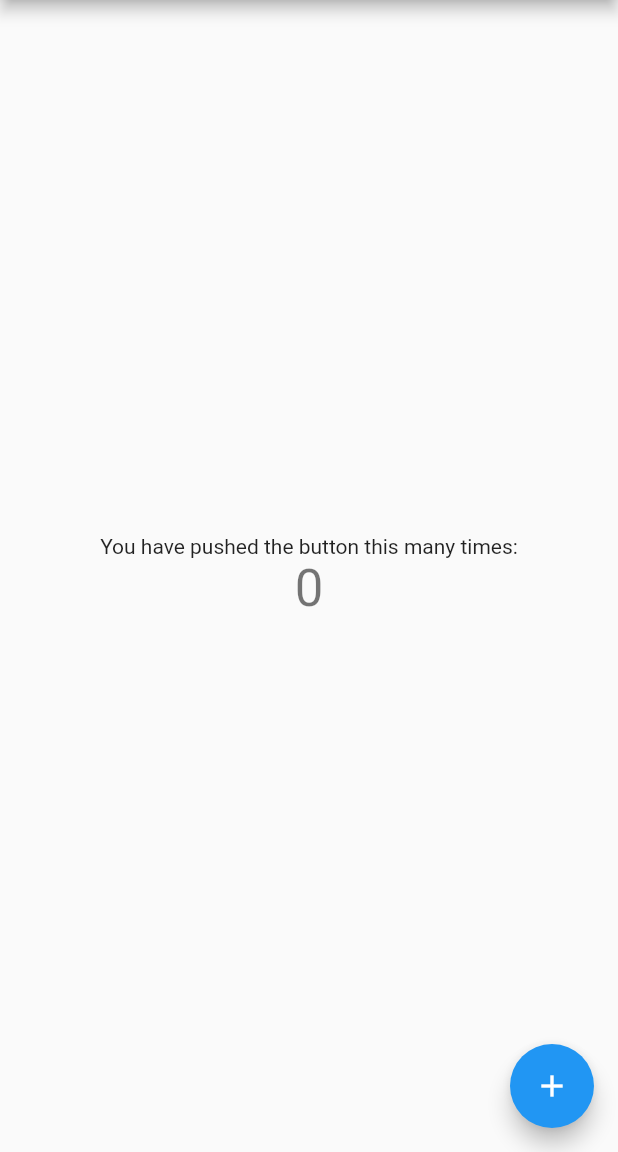
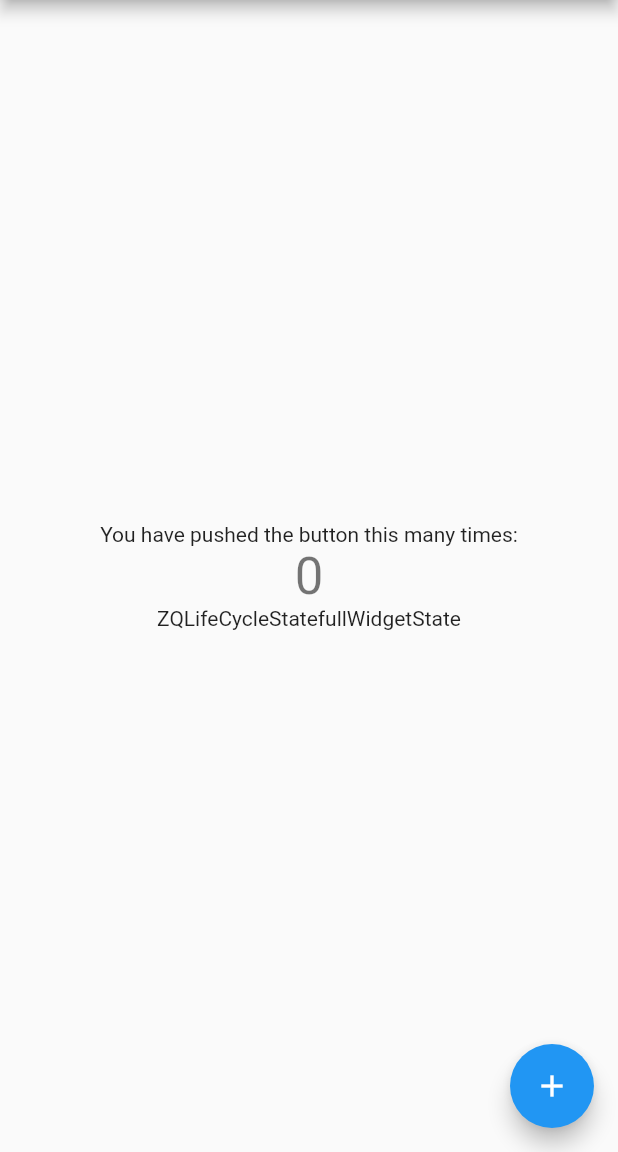
Before and after one commit to zeqinjie/flutter_review, a Flutter app: the screen it shows after launch, on a phone screen of 412 x 824 dp, the part 84-1236 px from its top. Run offline on Flutter 3.47's test engine with Material 2 defaults, Android fonts, the phone set to English and light mode, and no system bars.

Commit message:
fullWidget 的生命周期

```diff
--- a/lib/04-06/ZQLifeCycleStatefullWidget.dart
+++ b/lib/04-06/ZQLifeCycleStatefullWidget.dart
@@ -45,7 +45,7 @@ class _ZQLifeCycleStatefullWidgetState extends State<ZQLifeCycleStatefullWidget>
   @override
   Widget build(BuildContext context) {
     print("5. 调用 ZQLifeCycleStatefullWidgetState 的 build 方法");
-    return Container();
+    return Text("ZQLifeCycleStatefullWidgetState");
   }
 
   @override
--- a/lib/Home/HomePageContentWidget.dart
+++ b/lib/Home/HomePageContentWidget.dart
@@ -1,4 +1,5 @@
 import 'package:flutter/material.dart';
+import 'package:flutter_review/04-06/ZQLifeCycleStatefullWidget.dart';
 
 /// create by: zhengzeqin
 /// create time: 2021/8/31 5:29 下午
@@ -77,6 +78,7 @@ class _HomePageContentWidgetState extends State<HomePageContentWidget> {
               '$_counter',
               style: Theme.of(context).textTheme.headline4,
             ),
+            ZQLifeCycleStatefullWidget(),
           ],
         ),
       ),
```
